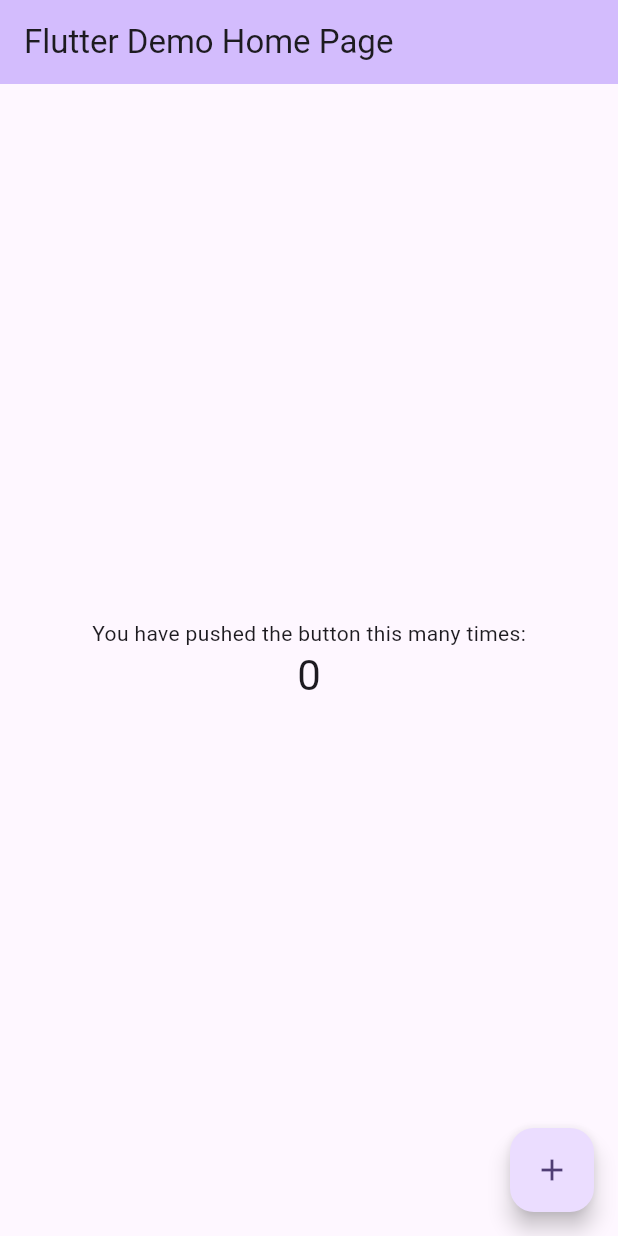
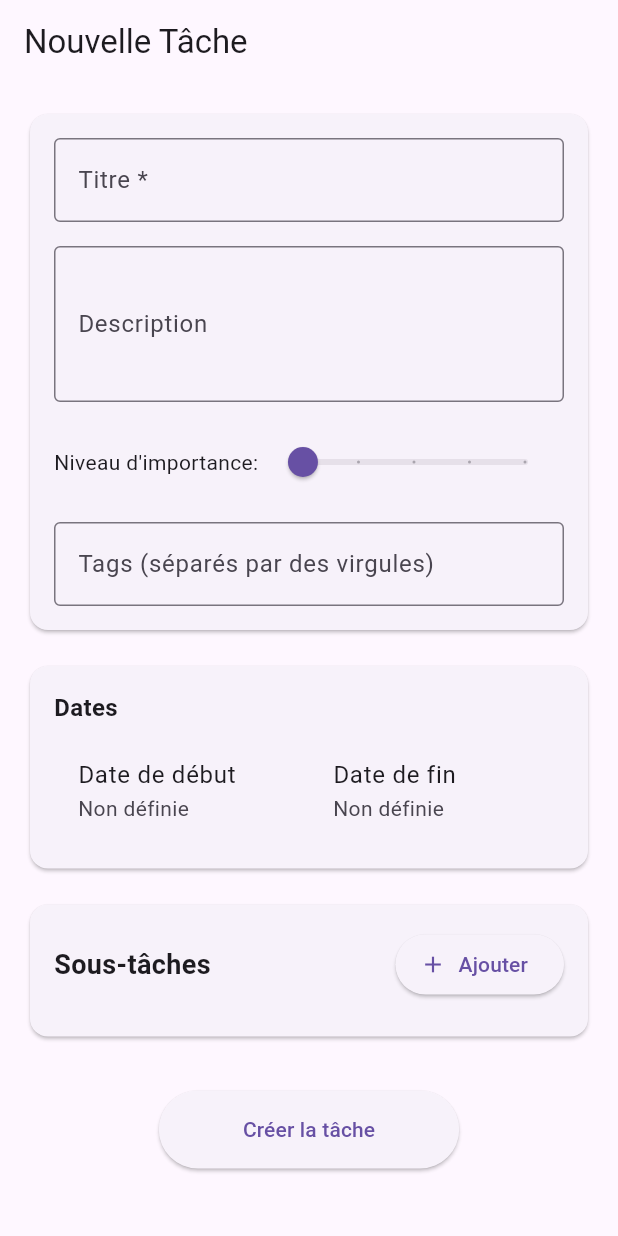
Before and after one commit to Sofiya-D/SeoulTech_ASE_Autumn2024_Group2, a Flutter app: the screen it shows after launch, on a phone screen of 412 x 824 dp. Run offline on Flutter 3.47's test engine with Material 3 defaults, Android fonts, the phone set to English and light mode, and no system bars.

Commit message:
Created a simple task view with subtask
Created a simple yet effective todo task form view, with title, description, importance level slider, date picker, and subtask management.
The todo task form already has basic checks, such as mandatory title, and a finish date later than its starting date.

```diff
--- a/todo_app/lib/models/todo.dart
+++ b/todo_app/lib/models/todo.dart
@@ -1,20 +1,6 @@
 
 
 class Todo {
-  // we need :
-  // title
-  // description
-  // importance level
-  // tags
-  // start date
-  // due date
-  // periodicity (step ?)
-  // is_deleted tag
-  // is_completed tag
-  // is_missed/is_due tag
-  // smaller task list
-  // folder/links list
-  // point value
 
   String title;
   String description;
@@ -52,24 +38,6 @@ class Todo {
 }
 
 class TodoTask {
-  // we need :
-  // title
-  // description
-  // intermediate steps (text list)
-  // start date
-  // due date
-  // periodicity (step ?)
-  // is_deleted tag
-  // is_completed tag
-  // is_missed/is_due tag
-  // folder/links list
-
-  // maybe :
-  // tags
-  // points
-
-  // not sure :
-  // importance level
 
   String title;
   String description;
@@ -81,7 +49,6 @@ class TodoTask {
   bool isDeleted;
   bool isCompleted;
   bool isMissed;
-  List<TodoTask> tasks;
   List<String> folders;
   List<String> links;
   int points;
@@ -97,7 +64,6 @@ class TodoTask {
     this.isDeleted = false,
     this.isCompleted = false,
     this.isMissed = false,
-    this.tasks = const [],
     this.folders = const [],
     this.links = const [],
     this.points = 0,
--- /dev/null
+++ b/todo_app/lib/models/todo_dates_section.dart
@@ -0,0 +1,147 @@
+// lib/views/todo_form/widgets/todo_dates_section.dart
+
+import 'package:flutter/material.dart';
+import 'package:intl/intl.dart';
+// import 'package:todo_app/views/todo_form/todo_form_data.dart';
+import 'package:todo_app/models/todo_form_data.dart';
+
+class TodoDatesSection extends StatefulWidget {
+  final TodoFormData formData;
+
+  const TodoDatesSection({
+    Key? key,
+    required this.formData,
+  }) : super(key: key);
+
+  @override
+  State<TodoDatesSection> createState() => _TodoDatesSectionState();
+}
+
+class _TodoDatesSectionState extends State<TodoDatesSection> {
+  Future<void> _selectStartDate() async {
+    final DateTime? picked = await showDatePicker(
+      context: context,
+      initialDate: widget.formData.startDate ?? DateTime.now(),
+      firstDate: DateTime.now(),
+      lastDate: DateTime(2101),
+    );
+    if (picked != null) {
+      setState(() {
+        widget.formData.startDate = picked;
+        if (widget.formData.dueDate != null &&
+            widget.formData.dueDate!.isBefore(picked)) {
+          widget.formData.dueDate = null;
+        }
+      });
+      widget.formData.validateDates();
+    }
+  }
+
+  Future<void> _selectDueDate() async {
+    final DateTime? picked = await showDatePicker(
+      context: context,
+      initialDate: widget.formData.dueDate ??
+                  widget.formData.startDate ??
+                  DateTime.now(),
+      firstDate: widget.formData.startDate ?? DateTime.now(),
+      lastDate: DateTime(2101),
+    );
+    if (picked != null) {
+      setState(() {
+        widget.formData.dueDate = picked;
+      });
+      widget.formData.validateDates();
+    }
+  }
+
+  @override
+  Widget build(BuildContext context) {
+    return Card(
+      child: Padding(
+        padding: const EdgeInsets.all(16.0),
+        child: Column(
+          crossAxisAlignment: CrossAxisAlignment.start,
+          children: [
+            const Text(
+              'Dates',
+              style: TextStyle(
+                fontSize: 16,
+                fontWeight: FontWeight.bold,
+              ),
+            ),
+            const SizedBox(height: 8),
+            Row(
+              children: [
+                Expanded(
+                  child: _DateTile(
+                    title: 'Date de début',
+                    date: widget.formData.startDate,
+                    onTap: _selectStartDate,
+                    onClear: () => setState(() {
+                      widget.formData.startDate = null;
+                      widget.formData.dateError = null;
+                    }),
+                  ),
+                ),
+                Expanded(
+                  child: _DateTile(
+                    title: 'Date de fin',
+                    date: widget.formData.dueDate,
+                    onTap: _selectDueDate,
+                    onClear: () => setState(() {
+                      widget.formData.dueDate = null;
+                      widget.formData.dateError = null;
+                    }),
+                  ),
+                ),
+              ],
+            ),
+            if (widget.formData.dateError != null)
+              Padding(
+                padding: const EdgeInsets.all(8.0),
+                child: Text(
+                  widget.formData.dateError!,
+                  style: TextStyle(
+                    color: Theme.of(context).colorScheme.error,
+                    fontSize: 12,
+                  ),
+                ),
+              ),
+          ],
+        ),
+      ),
+    );
+  }
+}
+
+class _DateTile extends StatelessWidget {
+  final String title;
+  final DateTime? date;
+  final VoidCallback onTap;
+  final VoidCallback onClear;
+
+  const _DateTile({
+    Key? key,
+    required this.title,
+    required this.date,
+    required this.onTap,
+    required this.onClear,
+  }) : super(key: key);
+
+  @override
+  Widget build(BuildContext context) {
+    return ListTile(
+      title: Text(title),
+      subtitle: Text(
+        date == null ? 'Non définie' : DateFormat('dd/MM/yyyy').format(date!),
+      ),
+      onTap: onTap,
+      trailing: date != null
+          ? IconButton(
+              icon: const Icon(Icons.clear),
+              onPressed: onClear,
+            )
+          : null,
+    );
+  }
+}
--- /dev/null
+++ b/todo_app/lib/models/todo_form_data.dart
@@ -0,0 +1,69 @@
+// lib/views/todo_form/todo_form_data.dart
+
+import 'package:flutter/material.dart';
+
+class TodoFormData {
+  // final TextEditingController title = TextEditingController();
+  // final TextEditingController description = TextEditingController();
+  // final TextEditingController tags = TextEditingController();
+  TextEditingController title = TextEditingController();
+  TextEditingController description = TextEditingController();
+  TextEditingController tags = TextEditingController();
+  DateTime? startDate;
+  DateTime? dueDate;
+  int importanceLevel = 1;
+  String? dateError;
+  final List<SubtaskFormData> subtasks = [];
+
+  bool validateDates() {
+    dateError = null;
+
+    if (startDate != null && dueDate != null) {
+      if (dueDate!.isBefore(startDate!)) {
+        dateError = 'La date de fin doit être après la date de début';
+        return false;
+      }
+    }
+    return true;
+  }
+
+  void dispose() {
+    title.dispose();
+    description.dispose();
+    tags.dispose();
+    for (var subtask in subtasks) {
+      subtask.dispose();
+    }
+  }
+}
+
+class SubtaskFormData {
+  // final TextEditingController title = TextEditingController();
+  // final TextEditingController description = TextEditingController();
+  // final TextEditingController tags = TextEditingController();
+  TextEditingController title = TextEditingController();
+  TextEditingController description = TextEditingController();
+  TextEditingController tags = TextEditingController();
+  DateTime? startDate;
+  DateTime? dueDate;
+  int importanceLevel = 1;
+  String? dateError;
+
+  bool validateDates() {
+    dateError = null;
+
+    if (startDate != null && dueDate != null) {
+      if (dueDate!.isBefore(startDate!)) {
+        dateError = 'La date de fin doit être après la date de début';
+        return false;
+      }
+    }
+    return true;
+  }
+
+  void dispose() {
+    title.dispose();
+    description.dispose();
+    tags.dispose();
+  }
+}
--- /dev/null
+++ b/todo_app/lib/models/todo_form_view.dart
@@ -0,0 +1,95 @@
+// lib/views/todo_form/todo_form_view.dart
+
+import 'package:flutter/material.dart';
+import 'package:todo_app/models/todo.dart';
+// import 'package:todo_app/views/todo_form/widgets/todo_dates_section.dart';
+// import 'package:todo_app/views/todo_form/widgets/todo_main_info_section.dart';
+// import 'package:todo_app/views/todo_form/widgets/todo_subtasks_section.dart';
+import 'package:todo_app/models/todo_dates_section.dart';
+import 'package:todo_app/models/todo_main_info_section.dart';
+import 'package:todo_app/models/todo_subtasks_section.dart';
+import 'package:todo_app/models/todo_form_data.dart';
+
+class TodoFormView extends StatefulWidget {
+  final Function(Todo) onSubmit;
+
+  const TodoFormView({Key? key, required this.onSubmit}) : super(key: key);
+
+  @override
+  _TodoFormViewState createState() => _TodoFormViewState();
+}
+
+class _TodoFormViewState extends State<TodoFormView> {
+  final _formKey = GlobalKey<FormState>();
+  final TodoFormData _formData = TodoFormData();
+
+  void _handleSubmit() {
+    if (_formKey.currentState!.validate() && _formData.validateDates()) {
+      final todo = Todo(
+        title: _formData.title.text,
+        description: _formData.description.text,
+        importanceLevel: _formData.importanceLevel,
+        tags: _formData.tags.text
+            .split(',')
+            .map((e) => e.trim())
+            .where((e) => e.isNotEmpty)
+            .toList(),
+        startDate: _formData.startDate,
+        dueDate: _formData.dueDate,
+        tasks: _formData.subtasks.map((subtaskData) {
+          return TodoTask(
+            title: subtaskData.title.text,
+            description: subtaskData.description.text,
+            tags: subtaskData.tags.text
+                .split(',')
+                .map((e) => e.trim())
+                .where((e) => e.isNotEmpty)
+                .toList(),
+          );
+        }).toList(),
+      );
+      widget.onSubmit(todo);
+    }
+  }
+
+  @override
+  Widget build(BuildContext context) {
+    return Scaffold(
+      appBar: AppBar(
+        title: const Text('Nouvelle Tâche'),
+      ),
+      body: SingleChildScrollView(
+        padding: const EdgeInsets.all(16.0),
+        child: Form(
+          key: _formKey,
+          child: Column(
+            crossAxisAlignment: CrossAxisAlignment.start,
+            children: [
+              TodoMainInfoSection(formData: _formData),
+              const SizedBox(height: 16),
+              TodoDatesSection(formData: _formData),
+              const SizedBox(height: 16),
+              TodoSubtasksSection(formData: _formData),
+              const SizedBox(height: 32),
+              Center(
+                child: ElevatedButton(
+                  onPressed: _handleSubmit,
+                  child: const Padding(
+                    padding: EdgeInsets.symmetric(horizontal: 32, vertical: 16),
+                    child: Text('Créer la tâche'),
+                  ),
+                ),
+              ),
+            ],
+          ),
+        ),
+      ),
+    );
+  }
+
+  @override
+  void dispose() {
+    _formData.dispose();
+    super.dispose();
+  }
+}
--- /dev/null
+++ b/todo_app/lib/models/todo_main_info_section.dart
@@ -0,0 +1,97 @@
+// lib/views/todo_form/widgets/todo_main_info_section.dart
+
+import 'package:flutter/material.dart';
+// import 'package:todo_app/views/todo_form/todo_form_data.dart';
+import 'package:todo_app/models/todo_form_data.dart';
+
+class TodoMainInfoSection extends StatelessWidget {
+  final TodoFormData formData;
+
+  const TodoMainInfoSection({
+    Key? key,
+    required this.formData,
+  }) : super(key: key);
+
+  @override
+  Widget build(BuildContext context) {
+    return Card(
+      child: Padding(
+        padding: const EdgeInsets.all(16.0),
+        child: Column(
+          crossAxisAlignment: CrossAxisAlignment.start,
+          children: [
+            TextFormField(
+              controller: formData.title,
+              decoration: const InputDecoration(
+                labelText: 'Titre *',
+                border: OutlineInputBorder(),
+              ),
+              validator: (value) {
+                if (value == null || value.isEmpty) {
+                  return 'Veuillez entrer un titre';
+                }
+                return null;
+              },
+            ),
+            const SizedBox(height: 16),
+            TextFormField(
+              controller: formData.description,
+              decoration: const InputDecoration(
+                labelText: 'Description',
+                border: OutlineInputBorder(),
+              ),
+              maxLines: 3,
+            ),
+            const SizedBox(height: 16),
+            ImportanceLevelSlider(formData: formData),
+            const SizedBox(height: 16),
+            TextFormField(
+              controller: formData.tags,
+              decoration: const InputDecoration(
+                labelText: 'Tags (séparés par des virgules)',
+                border: OutlineInputBorder(),
+              ),
+            ),
+          ],
+        ),
+      ),
+    );
+  }
+}
+
+class ImportanceLevelSlider extends StatefulWidget {
+  final TodoFormData formData;
+
+  const ImportanceLevelSlider({
+    Key? key,
+    required this.formData,
+  }) : super(key: key);
+
+  @override
+  State<ImportanceLevelSlider> createState() => _ImportanceLevelSliderState();
+}
+
+class _ImportanceLevelSliderState extends State<ImportanceLevelSlider> {
+  @override
+  Widget build(BuildContext context) {
+    return Row(
+      children: [
+        const Text('Niveau d\'importance: '),
+        Expanded(
+          child: Slider(
+            value: widget.formData.importanceLevel.toDouble(),
+            min: 1,
+            max: 5,
+            divisions: 4,
+            label: widget.formData.importanceLevel.toString(),
+            onChanged: (value) {
+              setState(() {
+                widget.formData.importanceLevel = value.round();
+              });
+            },
+          ),
+        ),
+      ],
+    );
+  }
+}
--- /dev/null
+++ b/todo_app/lib/models/todo_subtasks_section.dart
@@ -0,0 +1,196 @@
+// lib/views/todo_form/widgets/todo_subtasks_section.dart
+
+import 'package:flutter/material.dart';
+// import 'package:todo_app/views/todo_form/todo_form_data.dart';
+// import 'package:todo_app/views/todo_form/widgets/todo_dates_section.dart';
+// import 'package:todo_app/views/todo_form/widgets/todo_main_info_section.dart';
+import 'package:todo_app/models/todo_form_data.dart';
+import 'package:todo_app/models/todo_dates_section.dart';
+import 'package:todo_app/models/todo_main_info_section.dart';
+
+class TodoSubtasksSection extends StatefulWidget {
+  final TodoFormData formData;
+
+  const TodoSubtasksSection({
+    Key? key,
+    required this.formData,
+  }) : super(key: key);
+
+  @override
+  State<TodoSubtasksSection> createState() => _TodoSubtasksSectionState();
+}
+
+class _TodoSubtasksSectionState extends State<TodoSubtasksSection> {
+  void _addSubtask() {
+    setState(() {
+      widget.formData.subtasks.add(SubtaskFormData());
+    });
+  }
+
+  void _removeSubtask(int index) {
+    setState(() {
+      final subtask = widget.formData.subtasks[index];
+      subtask.dispose();
+      widget.formData.subtasks.removeAt(index);
+    });
+  }
+
+  @override
+  Widget build(BuildContext context) {
+    return Card(
+      child: Padding(
+        padding: const EdgeInsets.all(16.0),
+        child: Column(
+          crossAxisAlignment: CrossAxisAlignment.start,
+          children: [
+            Row(
+              mainAxisAlignment: MainAxisAlignment.spaceBetween,
+              children: [
+                const Text(
+                  'Sous-tâches',
+                  style: TextStyle(
+                    fontSize: 18,
+                    fontWeight: FontWeight.bold,
+                  ),
+                ),
+                ElevatedButton.icon(
+                  onPressed: _addSubtask,
+                  icon: const Icon(Icons.add),
+                  label: const Text('Ajouter'),
+                ),
+              ],
+            ),
+            const SizedBox(height: 8),
+            AnimatedList(
+              shrinkWrap: true,
+              physics: const NeverScrollableScrollPhysics(),
+              key: GlobalKey<AnimatedListState>(),
+              initialItemCount: widget.formData.subtasks.length,
+              itemBuilder: (context, index, animation) {
+                return SlideTransition(
+                  position: animation.drive(
+                    Tween(
+                      begin: const Offset(1.0, 0.0),
+                      end: const Offset(0.0, 0.0),
+                    ),
+                  ),
+                  child: SubtaskCard(
+                    index: index,
+                    subtask: widget.formData.subtasks[index],
+                    onRemove: () => _removeSubtask(index),
+                  ),
+                );
+              },
+            ),
+          ],
+        ),
+      ),
+    );
+  }
+}
+
+class SubtaskCard extends StatefulWidget {
+  final int index;
+  final SubtaskFormData subtask;
+  final VoidCallback onRemove;
+
+  const SubtaskCard({
+    Key? key,
+    required this.index,
+    required this.subtask,
+    required this.onRemove,
+  }) : super(key: key);
+
+  @override
+  State<SubtaskCard> createState() => _SubtaskCardState();
+}
+
+class _SubtaskCardState extends State<SubtaskCard> {
+  bool _isExpanded = false;
+
+  @override
+  Widget build(BuildContext context) {
+    return Card(
+      margin: const EdgeInsets.symmetric(vertical: 8.0),
+      child: Column(
+        children: [
+          ListTile(
+            title: Text('Sous-tâche ${widget.index + 1}'),
+            subtitle: TextFormField(
+              controller: widget.subtask.title,
+              decoration: const InputDecoration(
+                labelText: 'Titre *',
+                border: OutlineInputBorder(),
+              ),
+              validator: (value) {
+                if (value == null || value.isEmpty) {
+                  return 'Veuillez entrer un titre';
+                }
+                return null;
+              },
+            ),
+            trailing: Row(
+              mainAxisSize: MainAxisSize.min,
+              children: [
+                IconButton(
+                  icon: Icon(_isExpanded ? Icons.expand_less : Icons.expand_more),
+                  onPressed: () {
+                    setState(() {
+                      _isExpanded = !_isExpanded;
+                    });
+                  },
+                ),
+                IconButton(
+                  icon: const Icon(Icons.delete),
+                  onPressed: widget.onRemove,
+                  color: Theme.of(context).colorScheme.error,
+                ),
+              ],
+            ),
+          ),
+          if (_isExpanded) ...[
+            const Divider(),
+            Padding(
+              padding: const EdgeInsets.all(16.0),
+              child: Column(
+                children: [
+                  TextFormField(
+                    controller: widget.subtask.description,
+                    decoration: const InputDecoration(
+                      labelText: 'Description',
+                      border: OutlineInputBorder(),
+                    ),
+                    maxLines: 3,
+                  ),
+                  const SizedBox(height: 16),
+                  TextFormField(
+                    controller: widget.subtask.tags,
+                    decoration: const InputDecoration(
+                      labelText: 'Tags (séparés par des virgules)',
+                      border: OutlineInputBorder(),
+                    ),
+                  ),
+                  const SizedBox(height: 16),
+                  TodoDatesSection(formData: _createSubtaskFormData()),
+                  const SizedBox(height: 16),
+                  ImportanceLevelSlider(formData: _createSubtaskFormData()),
+                ],
+              ),
+            ),
+          ],
+        ],
+      ),
+    );
+  }
+
+  TodoFormData _createSubtaskFormData() {
+    // Crée un TodoFormData temporaire pour réutiliser les widgets existants
+    return TodoFormData()
+      ..title = widget.subtask.title
+      ..description = widget.subtask.description
+      ..tags = widget.subtask.tags
+      ..startDate = widget.subtask.startDate
+      ..dueDate = widget.subtask.dueDate
+      ..importanceLevel = widget.subtask.importanceLevel;
+  }
+}
--- a/todo_app/pubspec.yaml
+++ b/todo_app/pubspec.yaml
@@ -37,6 +37,7 @@ dependencies:
   # The following adds the Cupertino Icons font to your application.
   # Use with the CupertinoIcons class for iOS style icons.
   cupertino_icons: ^1.0.8
+  intl: ^0.20.0
 
 dev_dependencies:
   flutter_test:
```
Also changed, not shown: todo_app/lib/main.dart (+14 -1 lines).
